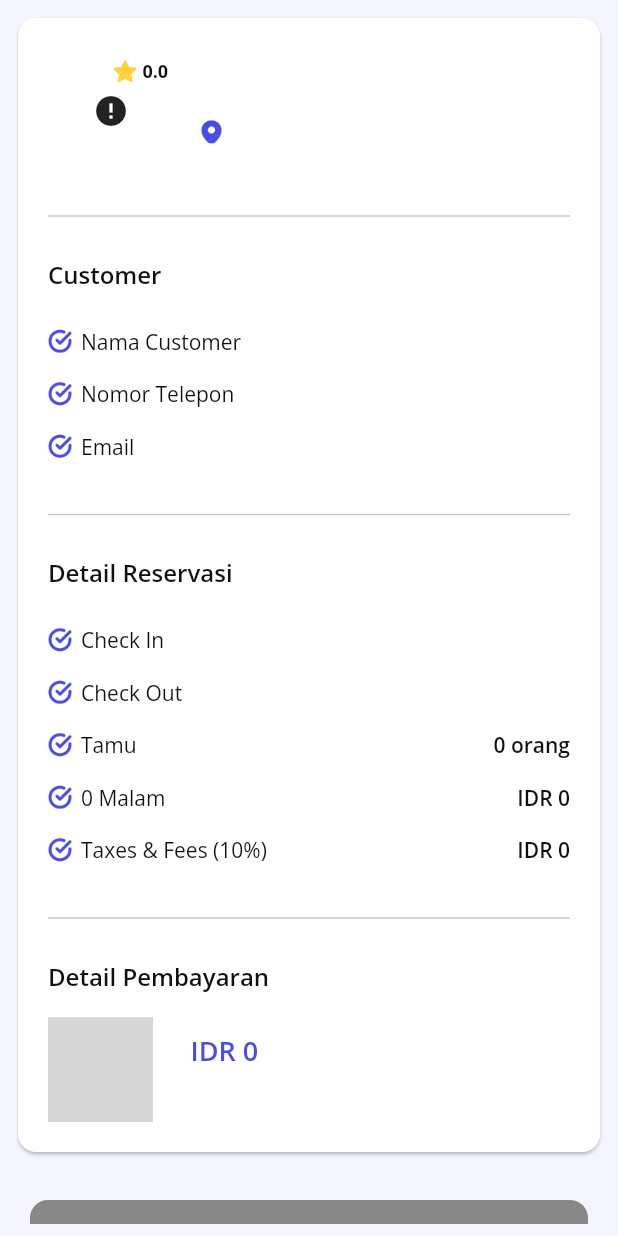
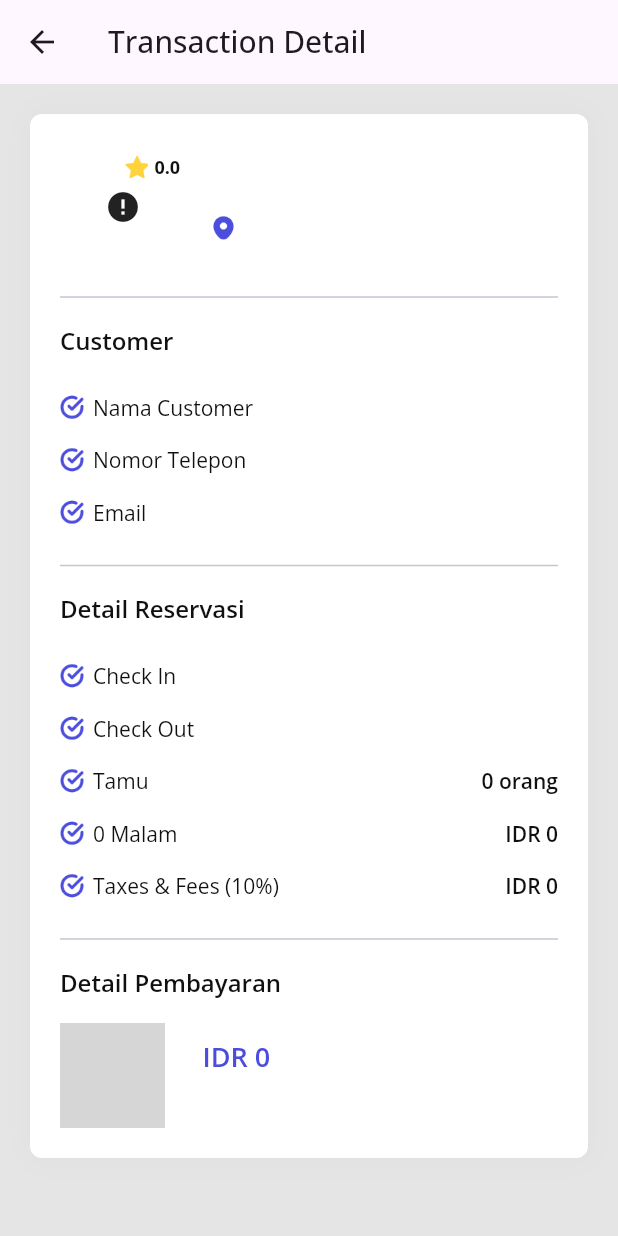
Before and after one commit to fauzan2720/hotelifoz, a Flutter app: the TransactionHistoryDetail screen opened directly with empty values, on a phone screen of 412 x 824 dp. Run offline on Flutter 3.47's test engine with Material 2 defaults, Android fonts, the phone set to English and light mode, and no system bars; drawn by our look-alikes of cached_network_image; our stand-ins replace cloud_firestore, dartz, equatable, firebase_core, flutter_bloc, get_it and 2 more; accounts and stored records are empty; generated files the repository leaves out were written again; network calls fail; grey boxes are pictures that could not be loaded.

Commit message:
Reservation (#5)
* progress features reservation - success get query checkout

* manage import & export file

* slicing checkout detail

* update width button

* success connect cloud firestore & success checkout reservation

* handle appbar

* success show reservations history

* update reservation - checkout

* update info lama menginap

* update state handler (empty data)

* update layout transaction detail

```diff
--- a/lib/features/reservation/view/pages/transaction_history_detail.dart
+++ b/lib/features/reservation/view/pages/transaction_history_detail.dart
@@ -15,16 +15,28 @@ class TransactionHistoryDetail extends StatelessWidget {
   @override
   Widget build(BuildContext context) {
     return Scaffold(
-      backgroundColor: AppColors.card,
+      backgroundColor: const Color(0xFFE5E5E5),
+      appBar: AppBar(
+        title: const Text("Transaction Detail"),
+      ),
       body: Padding(
-        padding: const EdgeInsets.all(8.0),
-        child: Center(
+        padding: const EdgeInsets.all(AppSizes.primary),
         child: SingleChildScrollView(
           controller: ScrollController(),
           child: Column(
             children: [
-                Card(
+              Container(
+                decoration: BoxDecoration(
                   color: AppColors.white,
+                  borderRadius: BorderRadius.circular(8),
+                  boxShadow: [
+                    BoxShadow(
+                      blurRadius: 16,
+                      spreadRadius: 2,
+                      color: Colors.grey.shade300,
+                    ),
+                  ],
+                ),
                 child: ListView(
                   padding: const EdgeInsets.all(AppSizes.primary),
                   shrinkWrap: true,
@@ -59,8 +71,7 @@ class TransactionHistoryDetail extends StatelessWidget {
                                     color: AppColors.white,
                                   ),
                                   child: Row(
-                                      mainAxisAlignment:
-                                          MainAxisAlignment.center,
+                                    mainAxisAlignment: MainAxisAlignment.center,
                                     crossAxisAlignment:
                                         CrossAxisAlignment.center,
                                     children: [
@@ -131,7 +142,7 @@ class TransactionHistoryDetail extends StatelessWidget {
                       ],
                     ),
                     const Padding(
-                        padding: EdgeInsets.symmetric(vertical: 20.0),
+                      padding: EdgeInsets.symmetric(vertical: 10.0),
                       child: Divider(),
                     ),
 
@@ -164,7 +175,7 @@ class TransactionHistoryDetail extends StatelessWidget {
                       ],
                     ),
                     const Padding(
-                        padding: EdgeInsets.symmetric(vertical: 20.0),
+                      padding: EdgeInsets.symmetric(vertical: 10.0),
                       child: Divider(),
                     ),
 
@@ -204,7 +215,7 @@ class TransactionHistoryDetail extends StatelessWidget {
                       ],
                     ),
                     const Padding(
-                        padding: EdgeInsets.symmetric(vertical: 20.0),
+                      padding: EdgeInsets.symmetric(vertical: 10.0),
                       child: Divider(),
                     ),
 
@@ -258,14 +269,7 @@ class TransactionHistoryDetail extends StatelessWidget {
                   ],
                 ),
               ),
-                20.0.height,
-                FozFormButton(
-                  label: "Kembali",
-                  onPressed: () => context.pop(),
-                  backgroundColor: AppColors.secondary,
-                ),
             ],
-            ),
           ),
         ),
       ),
```
Lines whose indentation alone changed are shown as unchanged.
